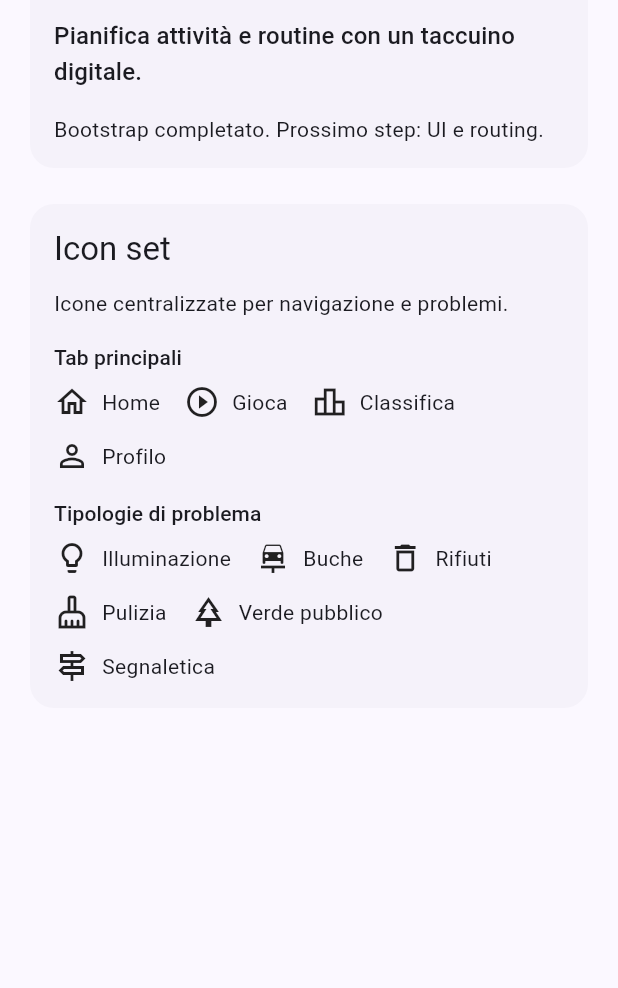
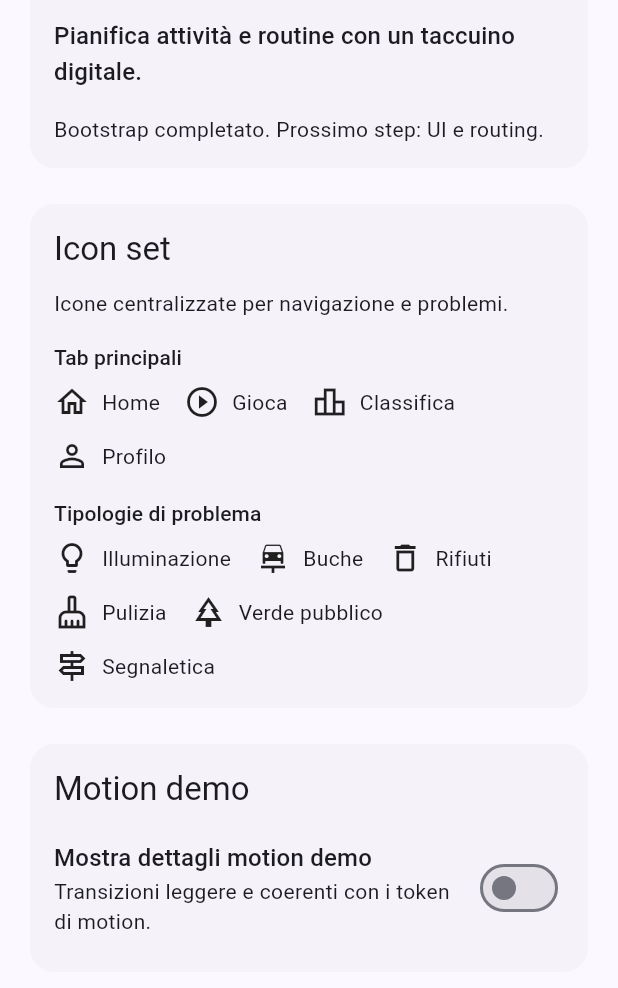
Before and after one commit to gabser/miglioraPaese, a Flutter app: the screen it shows after launch, on a phone screen of 412 x 824 dp, the part 192-1180 px from its top. Run offline on Flutter 3.47's test engine with Material 3 defaults, Android fonts, the phone set to English and light mode, and no system bars.

Commit message:
Add motion tokens and motion demo

```diff
--- /dev/null
+++ b/lib/core/theme/app_motion.dart
@@ -0,0 +1,21 @@
+import 'package:flutter/material.dart';
+
+/// Token di motion centralizzati per durate e curve coerenti.
+class AppMotion {
+  const AppMotion._();
+
+  /// Durata rapida per micro-transizioni e feedback immediati.
+  static const Duration fast = Duration(milliseconds: 150);
+
+  /// Durata standard per cambi di stato principali.
+  static const Duration normal = Duration(milliseconds: 250);
+
+  /// Durata più morbida per transizioni lievemente dilatate.
+  static const Duration slow = Duration(milliseconds: 350);
+
+  /// Curva standard per ingressi naturali con leggero rallentamento finale.
+  static const Curve standard = Curves.easeOutCubic;
+
+  /// Curva enfatizzata per transizioni più percepibili ma sempre morbide.
+  static const Curve emphasize = Curves.easeInOutCubic;
+}
--- a/lib/core/theme/app_theme.dart
+++ b/lib/core/theme/app_theme.dart
@@ -86,6 +86,16 @@ class AppTheme {
         ),
       ),
       chipTheme: baseChipTheme,
+      pageTransitionsTheme: const PageTransitionsTheme(
+        builders: {
+          TargetPlatform.android: FadeUpwardsPageTransitionsBuilder(),
+          TargetPlatform.iOS: CupertinoPageTransitionsBuilder(),
+          TargetPlatform.linux: FadeUpwardsPageTransitionsBuilder(),
+          TargetPlatform.macOS: FadeUpwardsPageTransitionsBuilder(),
+          TargetPlatform.windows: FadeUpwardsPageTransitionsBuilder(),
+          TargetPlatform.fuchsia: FadeUpwardsPageTransitionsBuilder(),
+        },
+      ),
     );
   }
 }
--- a/lib/features/boot/boot_screen.dart
+++ b/lib/features/boot/boot_screen.dart
@@ -2,12 +2,21 @@ import 'package:flutter/material.dart';
 import 'package:goodtime/core/models/problem_key.dart';
 import 'package:goodtime/core/theme/app_icons.dart';
 import 'package:goodtime/core/theme/app_tokens.dart';
+import 'package:goodtime/core/widgets/animated_size_x.dart';
+import 'package:goodtime/core/widgets/animated_switcher_x.dart';
 import 'package:goodtime/core/widgets/icon_label.dart';
 import 'package:goodtime/core/widgets/max_width_container.dart';
 
 /// Schermata iniziale che conferma l'avvio e presenta il tema base.
-class BootScreen extends StatelessWidget {
+class BootScreen extends StatefulWidget {
   const BootScreen({super.key});
+
+  @override
+  State<BootScreen> createState() => _BootScreenState();
+}
+
+class _BootScreenState extends State<BootScreen> {
+  bool _showMotionDetails = false;
 
   @override
   Widget build(BuildContext context) {
@@ -115,6 +124,79 @@ class BootScreen extends StatelessWidget {
                   ),
                 ),
               ),
+              const SizedBox(height: AppTokens.s16),
+              Card(
+                child: Padding(
+                  padding: const EdgeInsets.all(AppTokens.s16),
+                  child: Column(
+                    crossAxisAlignment: CrossAxisAlignment.start,
+                    children: [
+                      Text(
+                        'Motion demo',
+                        style: textTheme.titleLarge,
+                      ),
+                      const SizedBox(height: AppTokens.s12),
+                      SwitchListTile.adaptive(
+                        contentPadding: EdgeInsets.zero,
+                        value: _showMotionDetails,
+                        activeColor: colorScheme.primary,
+                        title: Text(
+                          'Mostra dettagli motion demo',
+                          style: textTheme.titleMedium,
+                        ),
+                        subtitle: Text(
+                          'Transizioni leggere e coerenti con i token di motion.',
+                          style: textTheme.bodyMedium,
+                        ),
+                        onChanged: (value) {
+                          setState(() {
+                            _showMotionDetails = value;
+                          });
+                        },
+                      ),
+                      AnimatedSwitcherX(
+                        child: _showMotionDetails
+                            ? AnimatedSizeX(
+                                child: Padding(
+                                  padding: const EdgeInsets.only(top: AppTokens.s12),
+                                  child: Container(
+                                    width: double.infinity,
+                                    padding: const EdgeInsets.all(AppTokens.s12),
+                                    decoration: BoxDecoration(
+                                      color: colorScheme.primaryContainer,
+                                      borderRadius: BorderRadius.circular(AppTokens.radius),
+                                      border: Border.all(
+                                        color: colorScheme.outlineVariant,
+                                      ),
+                                    ),
+                                    child: Column(
+                                      crossAxisAlignment: CrossAxisAlignment.start,
+                                      children: [
+                                        Text(
+                                          'Micro-animazioni coordinate',
+                                          style: textTheme.titleMedium?.copyWith(
+                                            color: colorScheme.onPrimaryContainer,
+                                          ),
+                                        ),
+                                        const SizedBox(height: AppTokens.s8),
+                                        Text(
+                                          'Ingressi morbidi con fade + slide per comunicare cambi di stato senza distrazioni. '
+                                          'Le durate e le curve derivano da AppMotion per un feeling premium su Web.',
+                                          style: textTheme.bodyMedium?.copyWith(
+                                            color: colorScheme.onPrimaryContainer,
+                                          ),
+                                        ),
+                                      ],
+                                    ),
+                                  ),
+                                ),
+                              )
+                            : const SizedBox.shrink(),
+                      ),
+                    ],
+                  ),
+                ),
+              ),
             ],
           ),
         ),
```
Also changed, not shown: lib/core/widgets/animated_size_x.dart (added, +43 -0 lines), lib/core/widgets/animated_switcher_x.dart (added, +61 -0 lines).
